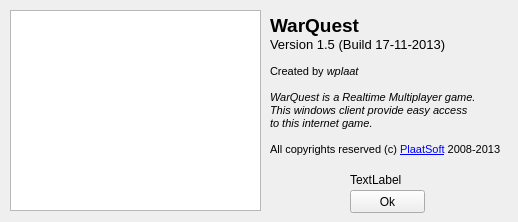
Qt form windows/src/about.ui (plaatsoft/warquest) before a commit.
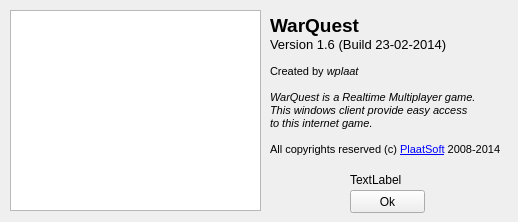
The same form after that commit.

Patch:
```diff
--- a/windows/src/about.ui
+++ b/windows/src/about.ui
@@ -38,7 +38,7 @@
 p, li { white-space: pre-wrap; }
 &lt;/style&gt;&lt;/head&gt;&lt;body style=&quot; font-family:'MS Shell Dlg 2'; font-size:8pt; font-weight:400; font-style:normal;&quot;&gt;
 &lt;p style=&quot; margin-top:0px; margin-bottom:0px; margin-left:0px; margin-right:0px; -qt-block-indent:0; text-indent:0px;&quot;&gt;&lt;span style=&quot; font-size:14pt; font-weight:600;&quot;&gt;WarQuest&lt;/span&gt;&lt;/p&gt;
-&lt;p style=&quot; margin-top:0px; margin-bottom:0px; margin-left:0px; margin-right:0px; -qt-block-indent:0; text-indent:0px;&quot;&gt;&lt;span style=&quot; font-size:10pt;&quot;&gt;Version 1.5 (Build 17-11-2013)&lt;/span&gt;&lt;/p&gt;
+&lt;p style=&quot; margin-top:0px; margin-bottom:0px; margin-left:0px; margin-right:0px; -qt-block-indent:0; text-indent:0px;&quot;&gt;&lt;span style=&quot; font-size:10pt;&quot;&gt;Version 1.6 (Build 23-02-2014)&lt;/span&gt;&lt;/p&gt;
 &lt;p style=&quot;-qt-paragraph-type:empty; margin-top:0px; margin-bottom:0px; margin-left:0px; margin-right:0px; -qt-block-indent:0; text-indent:0px;&quot;&gt;&lt;br /&gt;&lt;/p&gt;
 &lt;p style=&quot; margin-top:0px; margin-bottom:0px; margin-left:0px; margin-right:0px; -qt-block-indent:0; text-indent:0px;&quot;&gt;Created by &lt;span style=&quot; font-style:italic;&quot;&gt;wplaat&lt;/span&gt;&lt;/p&gt;
 &lt;p style=&quot;-qt-paragraph-type:empty; margin-top:0px; margin-bottom:0px; margin-left:0px; margin-right:0px; -qt-block-indent:0; text-indent:0px; font-style:italic;&quot;&gt;&lt;br /&gt;&lt;/p&gt;
@@ -46,7 +46,7 @@
 &lt;p style=&quot; margin-top:0px; margin-bottom:0px; margin-left:0px; margin-right:0px; -qt-block-indent:0; text-indent:0px;&quot;&gt;&lt;span style=&quot; font-style:italic;&quot;&gt;This windows client provide easy access &lt;/span&gt;&lt;/p&gt;
 &lt;p style=&quot; margin-top:0px; margin-bottom:0px; margin-left:0px; margin-right:0px; -qt-block-indent:0; text-indent:0px;&quot;&gt;&lt;span style=&quot; font-style:italic;&quot;&gt;to this internet game.&lt;/span&gt;&lt;/p&gt;
 &lt;p style=&quot; margin-top:0px; margin-bottom:0px; margin-left:0px; margin-right:0px; -qt-block-indent:0; text-indent:0px;&quot;&gt;       &lt;/p&gt;
-&lt;p style=&quot; margin-top:0px; margin-bottom:0px; margin-left:0px; margin-right:0px; -qt-block-indent:0; text-indent:0px;&quot;&gt;All copyrights reserved (c) &lt;a href=&quot;http://www.plaatsoft.nl&quot;&gt;&lt;span style=&quot; text-decoration: underline; color:#0000ff;&quot;&gt;PlaatSoft&lt;/span&gt;&lt;/a&gt; 2008-2013&lt;/p&gt;&lt;/body&gt;&lt;/html&gt;</string>
+&lt;p style=&quot; margin-top:0px; margin-bottom:0px; margin-left:0px; margin-right:0px; -qt-block-indent:0; text-indent:0px;&quot;&gt;All copyrights reserved (c) &lt;a href=&quot;http://www.plaatsoft.nl&quot;&gt;&lt;span style=&quot; text-decoration: underline; color:#0000ff;&quot;&gt;PlaatSoft&lt;/span&gt;&lt;/a&gt; 2008-2014&lt;/p&gt;&lt;/body&gt;&lt;/html&gt;</string>
    </property>
   </widget>
   <widget class="QPushButton" name="pushButton">
```
